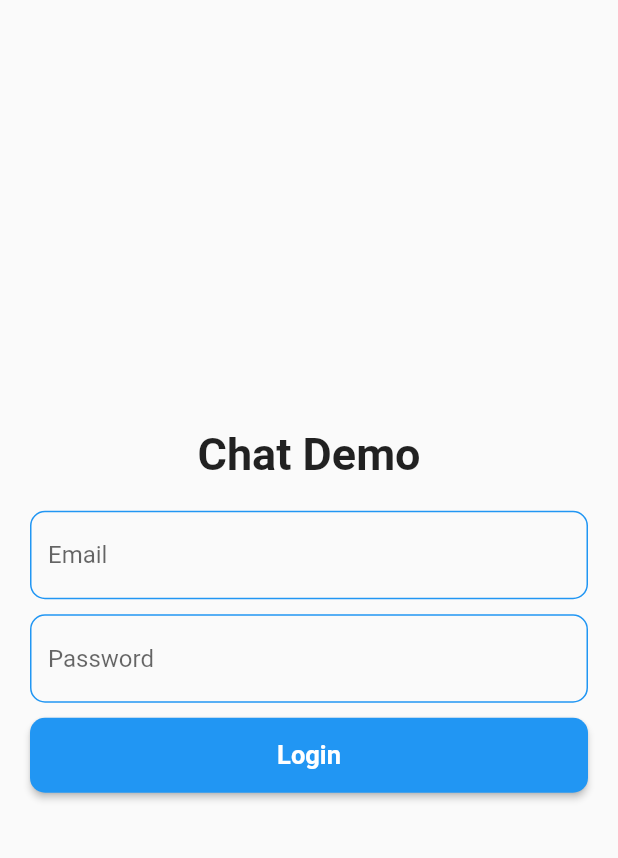
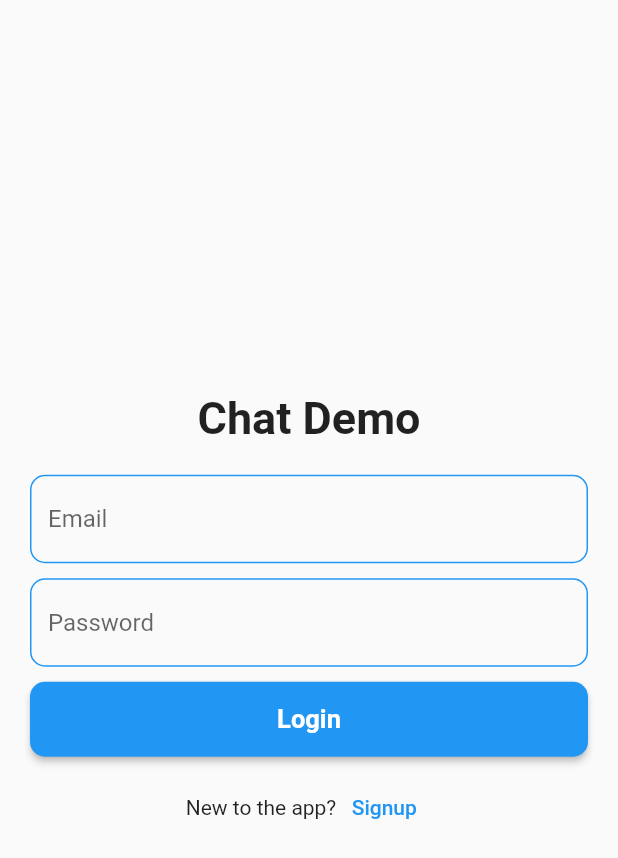
Before and after one commit to rmahmadkhan/chat-app-flutter, a Flutter app: the screen it shows after launch, after a tap on "Login", on a phone screen of 412 x 824 dp. Shown: the top 858 px of the screen. Run offline on Flutter 3.47's test engine with Material 2 defaults, Android fonts, the phone set to English and light mode, and no system bars; our stand-ins replace firebase_auth, firebase_core; accounts and stored records are empty; network calls fail.

Commit message:
Added navigation to signup screen on LoginScreen

```diff
--- a/lib/screens/login/login_screen.dart
+++ b/lib/screens/login/login_screen.dart
@@ -1,4 +1,5 @@
 import 'package:chat_app/screens/login/components/login_button.dart';
+import 'package:chat_app/screens/signup/signup_screen.dart';
 import 'package:chat_app/widgets/my_text_field.dart';
 import 'package:flutter/material.dart';
 
@@ -31,6 +32,20 @@ class LoginScreen extends StatelessWidget {
                 passwordController: _passwordController,
               ),
               const SizedBox(height: 10),
+              Row(
+                mainAxisAlignment: MainAxisAlignment.center,
+                children: [
+                  const Text('New to the app?'),
+                  TextButton(
+                    onPressed: () => Navigator.pushReplacement(
+                      context,
+                      MaterialPageRoute(
+                          builder: (context) => const SignupScreen()),
+                    ),
+                    child: const Text('Signup'),
+                  ),
+                ],
+              ),
             ],
           ),
         ),
```
